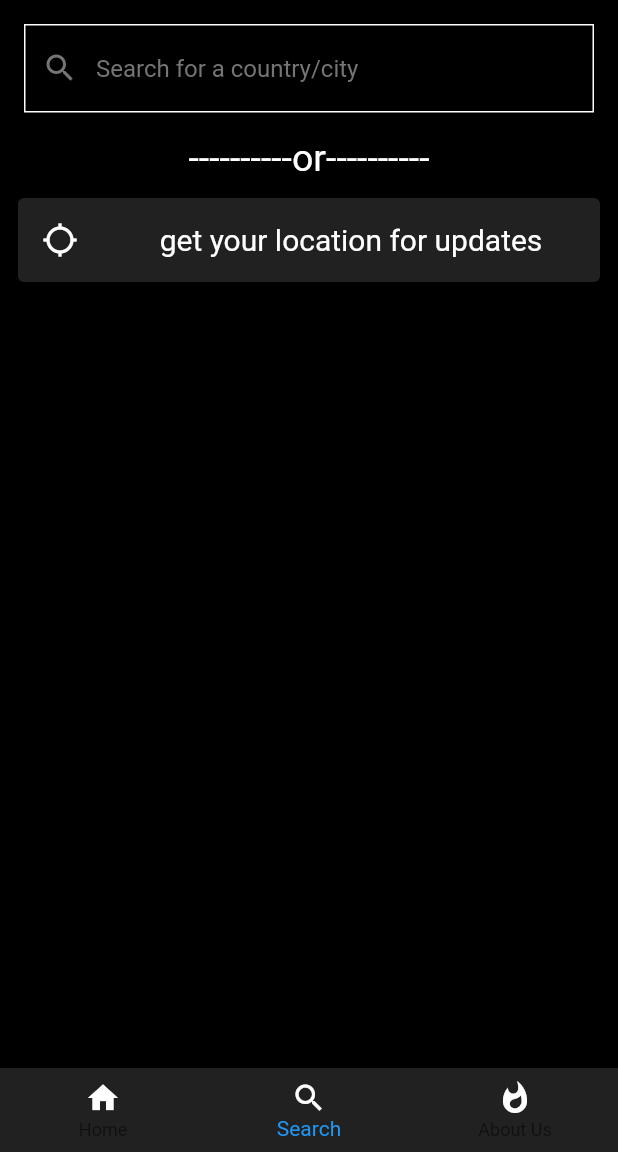
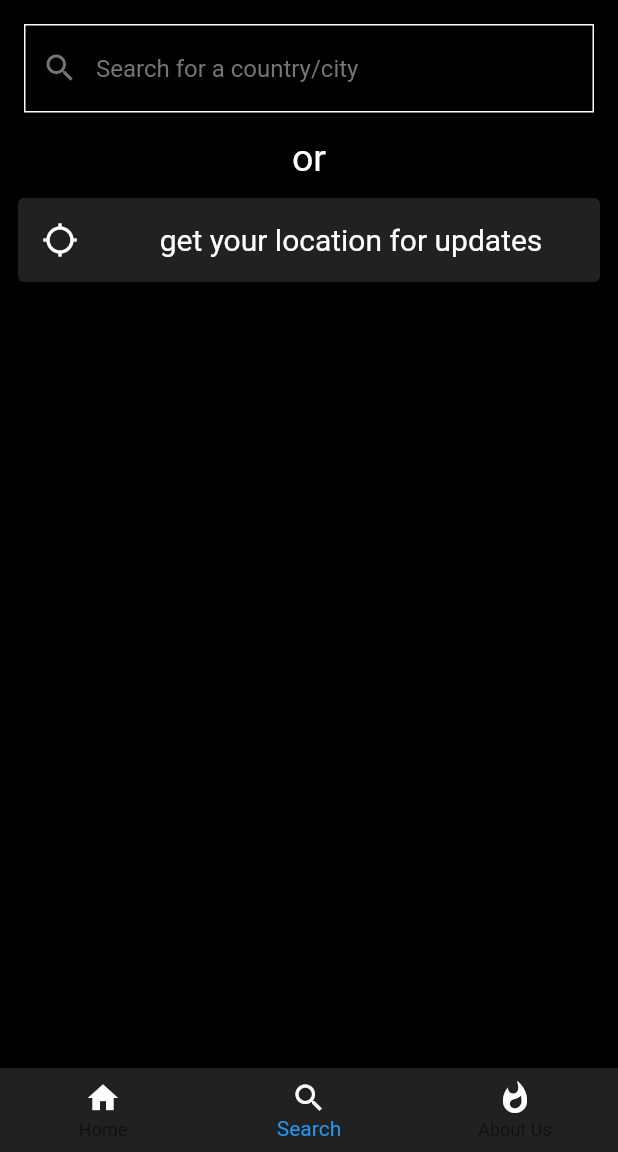
Before and after one commit to ameysunu/covid-19, a Flutter app: the screen it shows after launch, item 2 of the bottom bar chosen, on a phone screen of 412 x 824 dp, the part 84-1236 px from its top. Run offline on Flutter 3.47's test engine with Material 2 defaults, Android fonts, the phone set to English and light mode, and no system bars.

Commit message:
sixth commit

```diff
--- a/lib/search.dart
+++ b/lib/search.dart
@@ -29,10 +29,12 @@ class Search extends StatelessWidget {
                    ),
                  ),
 
-                   Text("----------or----------",
+                   Text("or",
+                   textAlign: TextAlign.center,
                    style: TextStyle(
-                     color: Colors.white,
-                   fontSize: 25.0),
+                   color: Colors.white,
+                   fontSize: 25.0,
+                   ),
                    ),
                    InkWell(
                     child: Card(
```
Also changed, not shown: 5 other files.
